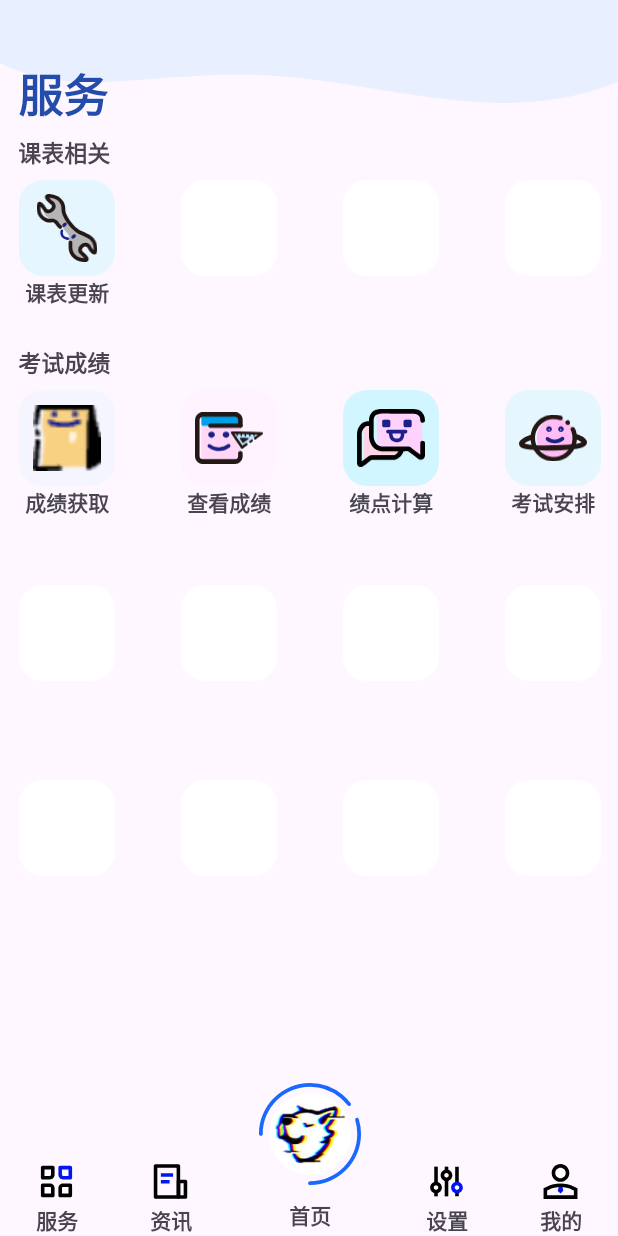
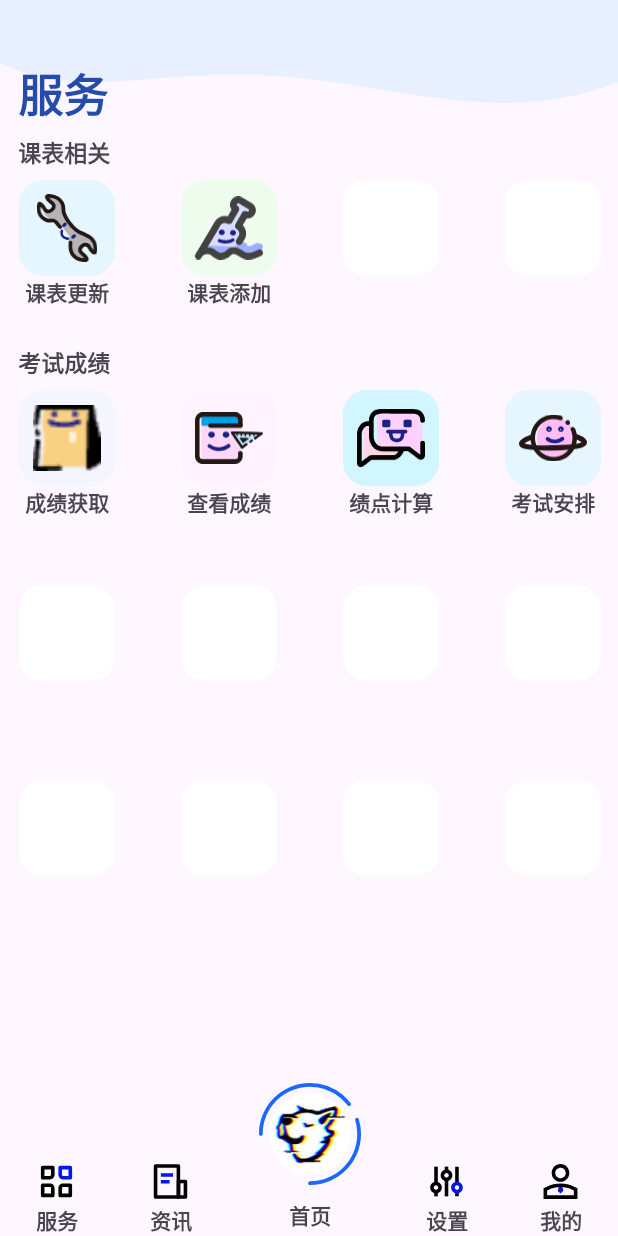
Before and after one commit to WildFox404/AUST-APP, an Android app: the BottomNavigationView screen opened directly, with no data from a screen before it, after a tap on "服务", on a phone screen of 412 x 824 dp. Run offline under Robolectric (Android 15) with nearby library versions, the phone set to English and light mode, and no system bars; network calls fail; 2 statements that could not run were skipped.

Commit message:
Save current state of the project

```diff
--- a/app/src/main/res/layout/fragment.xml
+++ b/app/src/main/res/layout/fragment.xml
@@ -13,7 +13,7 @@
         <FrameLayout
                 android:id="@+id/fragment_container"
                 android:layout_width="match_parent"
-                android:layout_height="match_parent"
+                android:layout_height="0dp"
                 android:layout_weight="8"
                 app:layout_constraintStart_toStartOf="parent" app:layout_constraintEnd_toEndOf="parent"
                 app:layout_constraintTop_toTopOf="parent" app:layout_constraintBottom_toBottomOf="parent"
--- a/app/src/main/res/layout/service.xml
+++ b/app/src/main/res/layout/service.xml
@@ -93,7 +93,7 @@
                             android:layout_width="wrap_content"
                             android:layout_height="wrap_content"
                             android:layout_weight="1"
-                            app:srcCompat="@drawable/white"
+                            app:srcCompat="@drawable/b9"
                             app:layout_constraintTop_toTopOf="parent"
                             android:id="@+id/imageView16" app:layout_constraintStart_toStartOf="parent"
                             app:layout_constraintEnd_toEndOf="parent"/>
@@ -101,7 +101,7 @@
                             android:layout_width="45dp"
                             android:layout_height="45dp"
                             android:layout_weight="1"
-                            app:srcCompat="@drawable/white"
+                            app:srcCompat="@drawable/q2"
                             app:layout_constraintTop_toTopOf="@+id/imageView16"
                             app:layout_constraintEnd_toEndOf="@+id/imageView16"
                             app:layout_constraintStart_toStartOf="@+id/imageView16"
@@ -114,7 +114,8 @@
                             android:typeface="normal"
                             app:layout_constraintStart_toStartOf="parent"
                             app:layout_constraintTop_toBottomOf="@+id/imageView16"
-                            app:layout_constraintEnd_toEndOf="parent"/>
+                            app:layout_constraintEnd_toEndOf="parent" android:text="课表添加"
+                            android:textAlignment="center"/>
                 </androidx.constraintlayout.widget.ConstraintLayout>
             </LinearLayout>
             <LinearLayout
```
